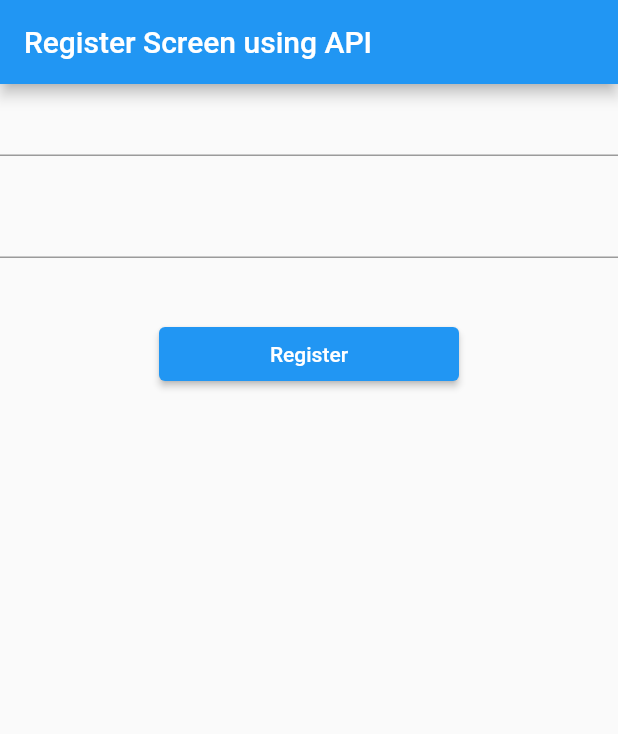
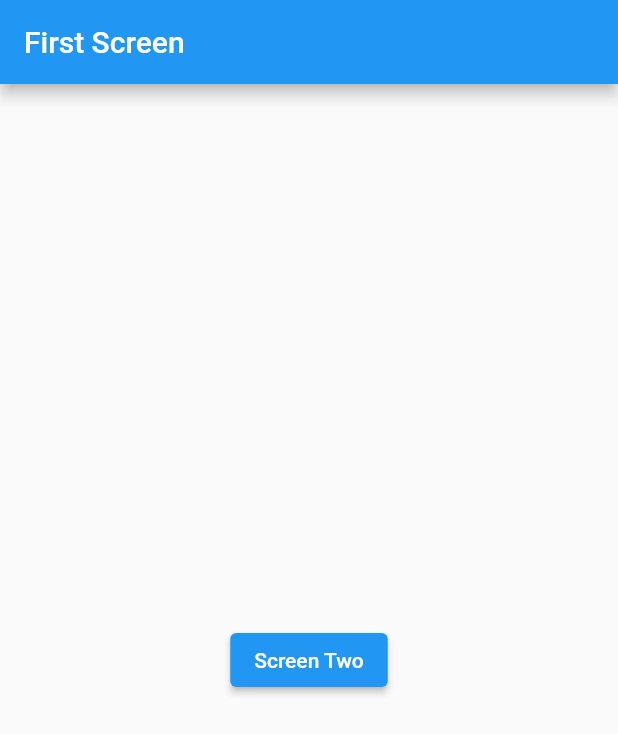
Before and after one commit to huzaifak08/Flutter-Check-App, a Flutter app: the screen it shows after launch, on a phone screen of 412 x 824 dp. Shown: the top 734 px of the screen. Run offline on Flutter 3.47's test engine with Material 2 defaults, Android fonts, the phone set to English and light mode, and no system bars; our stand-ins replace cloud_firestore, firebase_auth, firebase_core, firebase_messaging, flutter_local_notifications, fluttertoast; missing offline and left inert: app_settings; accounts and stored records are empty.

Commit message:
Routing done Allhamdullillah

```diff
--- a/lib/Auth Screens/login_page.dart
+++ b/lib/Auth Screens/login_page.dart
@@ -7,6 +7,7 @@ import 'package:test_app/Auth%20Screens/signup_page.dart';
 import 'package:test_app/Widgets/widgets.dart';
 
 import '../Services/auth_service.dart';
+import '../Routes Services/route_name.dart';
 
 class LoginPage extends StatefulWidget {
   const LoginPage({super.key});
--- /dev/null
+++ b/lib/Providers/count_provider.dart
@@ -0,0 +1,16 @@
+import 'package:flutter/material.dart';
+
+class CountProvider extends ChangeNotifier {
+  int _count = 0;
+  int get count => _count;
+
+  void incrementCounter() {
+    _count++;
+    notifyListeners();
+  }
+
+  void decrementCounter() {
+    _count--;
+    notifyListeners();
+  }
+}
--- /dev/null
+++ b/lib/Routes Screens/first_screen.dart
@@ -0,0 +1,28 @@
+import 'package:flutter/material.dart';
+import 'package:test_app/Routes%20Services/route_name.dart';
+
+class FirstScreen extends StatefulWidget {
+  const FirstScreen({super.key});
+
+  @override
+  State<FirstScreen> createState() => FirstScreenState();
+}
+
+class FirstScreenState extends State<FirstScreen> {
+  @override
+  Widget build(BuildContext context) {
+    return Scaffold(
+      appBar: AppBar(title: Text('First Screen')),
+      body: Center(
+          child: ElevatedButton(
+        onPressed: () {
+          Navigator.pushNamed(context, RouteName.secondScreen, arguments: {
+            'name': 'huzaifa',
+            'age': 23,
+          });
+        },
+        child: Text('Screen Two'),
+      )),
+    );
+  }
+}
--- /dev/null
+++ b/lib/Routes Services/route_name.dart
@@ -0,0 +1,5 @@
+class RouteName {
+  static const String firstScreen = 'first_screen';
+  static const String secondScreen = 'second_screen';
+  static const String thirdScreen = 'third_screen';
+}
--- /dev/null
+++ b/lib/Routes Services/routes.dart
@@ -0,0 +1,30 @@
+import 'package:flutter/material.dart';
+import 'package:test_app/Routes%20Screens/first_screen.dart';
+import 'package:test_app/Routes%20Screens/second_screen.dart';
+import 'package:test_app/Routes%20Screens/third_screen.dart';
+import 'package:test_app/Routes%20Services/route_name.dart';
+
+class Routes {
+  static Route<dynamic> generateRoute(RouteSettings settings) {
+    switch (settings.name) {
+      case RouteName.firstScreen:
+        return MaterialPageRoute(
+          builder: (context) => FirstScreen(),
+        );
+      case RouteName.secondScreen:
+        return MaterialPageRoute(
+          builder: (context) => SecondScreen(data: settings.arguments as Map),
+        );
+      case RouteName.thirdScreen:
+        return MaterialPageRoute(
+          builder: (context) => ThirdScreen(),
+        );
+      default:
+        return MaterialPageRoute(
+          builder: (context) => Scaffold(
+            body: Center(child: Text('No Route Defined')),
+          ),
+        );
+    }
+  }
+}
--- a/lib/main.dart
+++ b/lib/main.dart
@@ -4,8 +4,12 @@ import 'package:flutter/material.dart';
 import 'package:provider/provider.dart';
 import 'package:test_app/API%20Services/API%20Example%20APP/signup_api.dart';
 import 'package:test_app/Add%20to%20Cart/cart_provider.dart';
-import 'package:test_app/Add%20to%20Cart/cart_screen.dart';
+import 'package:test_app/Firestore/home.dart';
+import 'package:test_app/Providers/count_provider.dart';
+import 'package:test_app/Providers/count_screen.dart';
 import 'package:test_app/Splash/splash_page.dart';
+import 'package:test_app/Routes%20Services/route_name.dart';
+import 'package:test_app/Routes%20Services/routes.dart';
 
 void main() async {
   WidgetsFlutterBinding.ensureInitialized();
@@ -31,9 +35,8 @@ class MyApp extends StatelessWidget {
   Widget build(BuildContext context) {
     return MultiProvider(
       providers: [
-        ChangeNotifierProvider(
-          create: (_) => Cart(),
-        ),
+        ChangeNotifierProvider(create: (_) => Cart()),
+        ChangeNotifierProvider(create: (_) => CountProvider())
       ],
       child: MaterialApp(
         title: 'Flutter Demo',
@@ -41,7 +44,9 @@ class MyApp extends StatelessWidget {
         theme: ThemeData(
           primarySwatch: Colors.blue,
         ),
-        home: const SignUpAPI(),
+        // home: const HomePage(),
+        initialRoute: RouteName.firstScreen,
+        onGenerateRoute: Routes.generateRoute,
       ),
     );
   }
```
Also changed, not shown: lib/Providers/count_screen.dart (added, +55 -0 lines), lib/Routes Screens/second_screen.dart (added, +32 -0 lines), lib/Routes Screens/third_screen.dart (added, +22 -0 lines).
